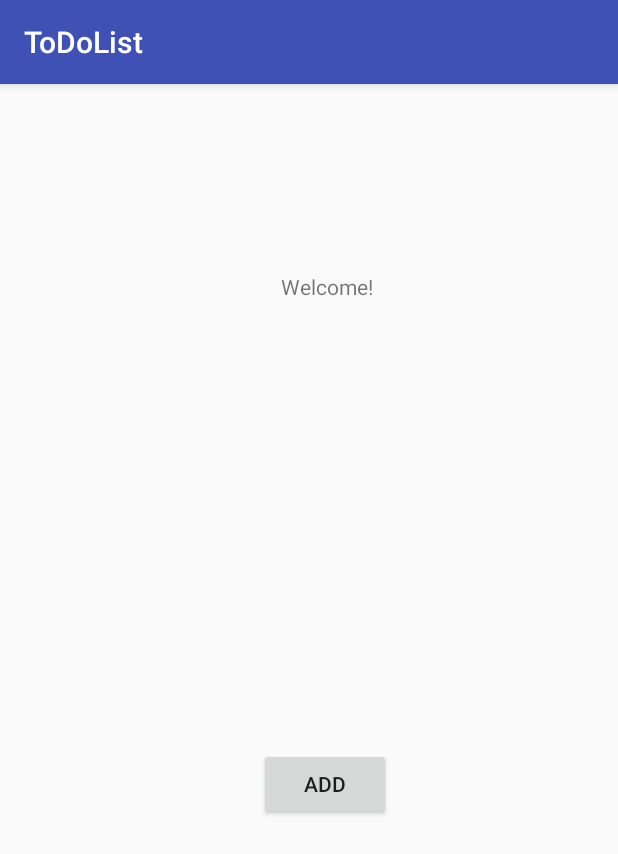
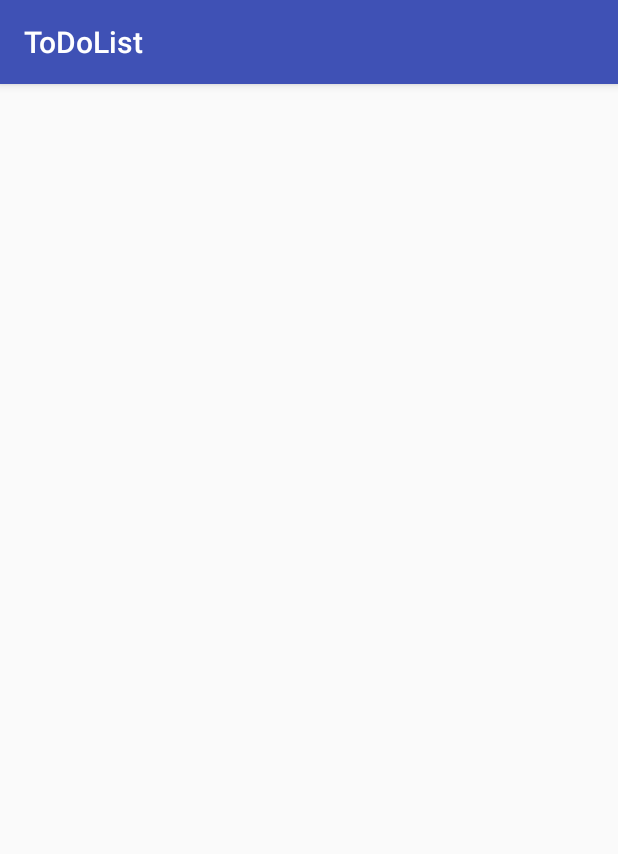
Before and after one commit to alinemokfa/to_do_list__android_solo_project, an Android app: the screen it shows after launch (MainActivity), on a phone screen of 412 x 824 dp. Shown: the top 854 px of the screen. Run offline under Robolectric (Android 15) with nearby library versions, the phone set to English and light mode, and no system bars.

Commit message:
added task_item and listview to acttivity_main

```diff
--- a/ToDoList/app/src/main/java/com/example/alinemokfa/todolist/MainActivity.java
+++ b/ToDoList/app/src/main/java/com/example/alinemokfa/todolist/MainActivity.java
@@ -2,6 +2,7 @@ package com.example.alinemokfa.todolist;
 
 import android.support.v7.app.AppCompatActivity;
 import android.os.Bundle;
+import android.widget.ListView;
 import android.widget.Toast;
 
 import java.util.ArrayList;
@@ -17,28 +18,17 @@ public class MainActivity extends AppCompatActivity {
 
         DatabaseHelper helper = new DatabaseHelper(this);
 
-        Task task1 = new Task("DO STUFF", "LOTS");
-//        Task task2 = new Task("DO STUFF2", "LOTS2");
-        helper.save(task1);
-//        helper.save(task2);
+        ArrayList<Task> tasks = helper.getAllTasks();
 
-        ArrayList<Task> allTasks = helper.getAllTasks();
+        ListViewAdapter listViewAdapter = new ListViewAdapter(this, tasks);
 
-        Task dbTask = allTasks.get(0);
+        ListView listView = findViewById(R.id.list);
 
-//        helper.deleteTask(dbTask.getID().toString());
+        listView.setAdapter(listViewAdapter);
 
-//        helper.deleteAllTasks();
+        Toast.makeText(this, "Number of tasks: " + tasks.size(), Toast.LENGTH_LONG).show();
+
+        }
 
 
-        task1.setTitle("");
-
-        helper.updateTask(task1);
-
-        allTasks = helper.getAllTasks();
-
-        Toast.makeText(this, "Number of tasks: " + allTasks.size(), Toast.LENGTH_LONG).show();
     }
-
-
-}
--- a/ToDoList/app/src/main/res/layout/activity_main.xml
+++ b/ToDoList/app/src/main/res/layout/activity_main.xml
@@ -6,38 +6,11 @@
     android:layout_height="match_parent"
     tools:context="com.example.alinemokfa.todolist.MainActivity">
 
-    <TextView
-        android:id="@+id/main_text"
-        android:layout_width="162dp"
-        android:layout_height="36dp"
-        android:layout_marginBottom="8dp"
-        android:layout_marginTop="8dp"
-        android:text="@string/main_text"
-        android:textAlignment="center"
-        app:layout_constraintBottom_toBottomOf="parent"
-        app:layout_constraintEnd_toEndOf="parent"
-        app:layout_constraintHorizontal_bias="0.548"
+    <ListView
+        android:id="@+id/list"
+        android:layout_width="wrap_content"
+        android:layout_height="wrap_content"
         app:layout_constraintLeft_toLeftOf="parent"
         app:layout_constraintRight_toRightOf="parent"
-        app:layout_constraintStart_toStartOf="parent"
-        app:layout_constraintTop_toTopOf="parent"
-        app:layout_constraintVertical_bias="0.164"
-        tools:text="@string/main_text" />
-
-    <Button
-        android:id="@+id/add_button"
-        android:layout_width="wrap_content"
-        android:layout_height="wrap_content"
-        android:layout_marginBottom="8dp"
-        android:layout_marginEnd="8dp"
-        android:layout_marginStart="8dp"
-        android:layout_marginTop="8dp"
-        android:text="@string/add_button"
-        app:layout_constraintBottom_toBottomOf="parent"
-        app:layout_constraintEnd_toEndOf="parent"
-        app:layout_constraintHorizontal_bias="0.535"
-        app:layout_constraintStart_toStartOf="parent"
-        app:layout_constraintTop_toBottomOf="@+id/main_text"
-        app:layout_constraintVertical_bias="0.504"
-        tools:text="@string/add_button" />
+        tools:layout_editor_absoluteY="8dp" />
 </android.support.constraint.ConstraintLayout>
--- a/ToDoList/app/src/main/res/values/strings.xml
+++ b/ToDoList/app/src/main/res/values/strings.xml
@@ -3,4 +3,6 @@
     <string name="main_text">Welcome!</string>
     <string name="check_list_button">Check list</string>
     <string name="add_button">ADD</string>
+    <string name="item_title">Title</string>
+    <string name="description">Description</string>
 </resources>
```
Also changed, not shown: ToDoList/app/src/main/java/com/example/alinemokfa/todolist/ListViewAdapter.java (+20 -0 lines), ToDoList/app/src/main/res/layout/tasks_item.xml (+25 -6 lines).
